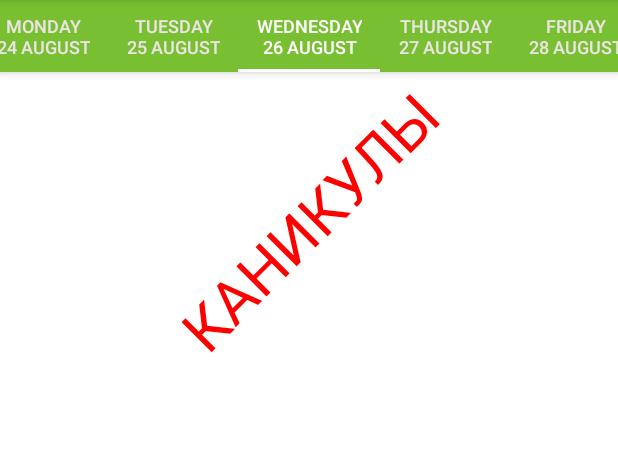
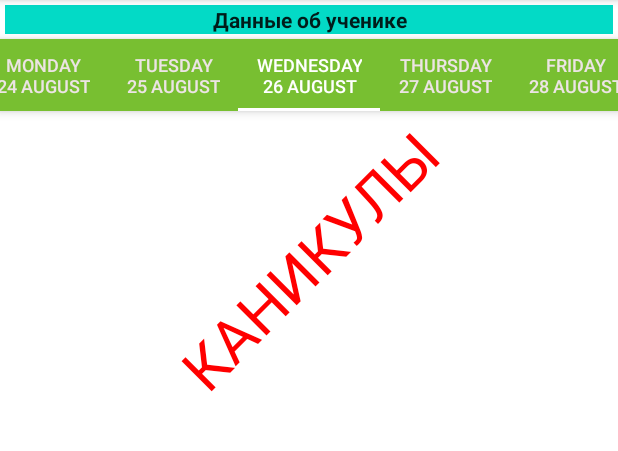
Before and after one commit to 01epa/school123, an Android app: the MainActivity screen opened directly, with no data from a screen before it, in the side drawer, after a tap on "Дневник", on a phone screen of 412 x 824 dp, the part 84-535 px from its top. Run offline under Robolectric (Android 15) with nearby library versions, the phone set to English and light mode, and no system bars; our stand-ins replace Volley; network calls fail; 33 statements that could not run were skipped.

Commit message:
display user name on main screen

```diff
--- a/app/src/main/java/com/journal/nn/school123/activity/MainActivity.java
+++ b/app/src/main/java/com/journal/nn/school123/activity/MainActivity.java
@@ -6,20 +6,25 @@ import android.content.Intent;
 import android.content.res.Configuration;
 import android.os.Bundle;
 import android.service.notification.StatusBarNotification;
+
 import androidx.annotation.NonNull;
+
 import com.google.android.material.navigation.NavigationView;
 import com.google.android.material.tabs.TabLayout;
+
 import androidx.fragment.app.FragmentManager;
 import androidx.viewpager.widget.ViewPager;
 import androidx.drawerlayout.widget.DrawerLayout;
 import androidx.appcompat.app.ActionBar;
 import androidx.appcompat.app.ActionBarDrawerToggle;
 import androidx.appcompat.app.AppCompatActivity;
+
 import android.util.SparseArray;
 import android.view.Gravity;
 import android.view.Menu;
 import android.view.MenuItem;
 import android.view.View;
+import android.widget.TextView;
 
 import com.android.volley.RequestQueue;
 import com.android.volley.toolbox.Volley;
@@ -98,6 +103,10 @@ public class MainActivity
 
         drawerLayout = findViewById(R.id.activity_main);
         actionBar = new ActionBarDrawerToggle(this, drawerLayout, R.string.Open, R.string.Close);
+
+        TextView userInfoTextView = findViewById(R.id.main_user_info);
+        Data data = IntentHelper.getData(this, userId);
+        userInfoTextView.setText(data.getSecondName() + " " + data.getFirstName() + ", " + data.getCurrentClass());
 
         drawerLayout.addDrawerListener(actionBar);
         actionBar.syncState();
--- a/app/src/main/java/com/journal/nn/school123/util/LoginUtil.java
+++ b/app/src/main/java/com/journal/nn/school123/util/LoginUtil.java
@@ -3,6 +3,7 @@ package com.journal.nn.school123.util;
 import android.content.Context;
 import android.content.Intent;
 import android.content.SharedPreferences;
+
 import androidx.annotation.NonNull;
 import androidx.annotation.Nullable;
 
--- a/app/src/main/res/layout/activity_main.xml
+++ b/app/src/main/res/layout/activity_main.xml
@@ -10,6 +10,17 @@
         android:layout_width="match_parent"
         android:layout_height="match_parent"
         android:orientation="vertical">
+
+        <TextView
+            android:id="@+id/main_user_info"
+            android:layout_width="match_parent"
+            android:layout_height="wrap_content"
+            android:layout_margin="@dimen/text_margin"
+            android:background="@color/design_default_color_secondary"
+            android:gravity="center"
+            android:text="@string/user_info"
+            android:textAppearance="@style/TextAppearance.AppCompat.Body1"
+            android:textStyle="bold" />
 
         <com.google.android.material.appbar.AppBarLayout
             android:id="@+id/main_app_bar"
--- a/app/src/main/res/values/strings.xml
+++ b/app/src/main/res/values/strings.xml
@@ -49,4 +49,5 @@
     <string name="cancel">Отмена</string>
     <string name="exit">Выход</string>
     <string name="menu_navigate">Период</string>
+    <string name="user_info">Данные об ученике</string>
 </resources>
```
